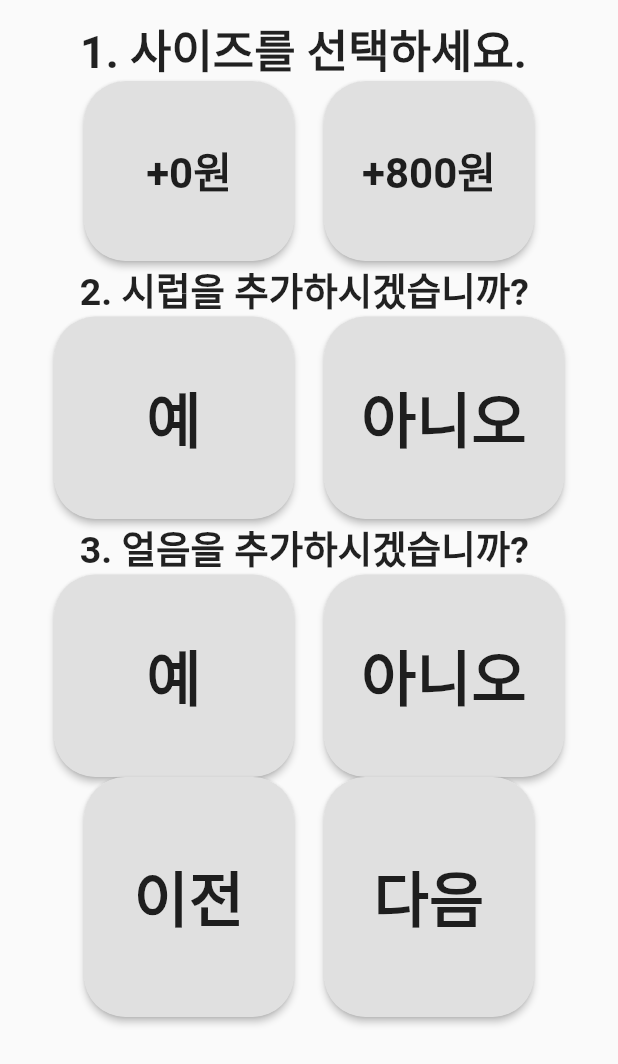
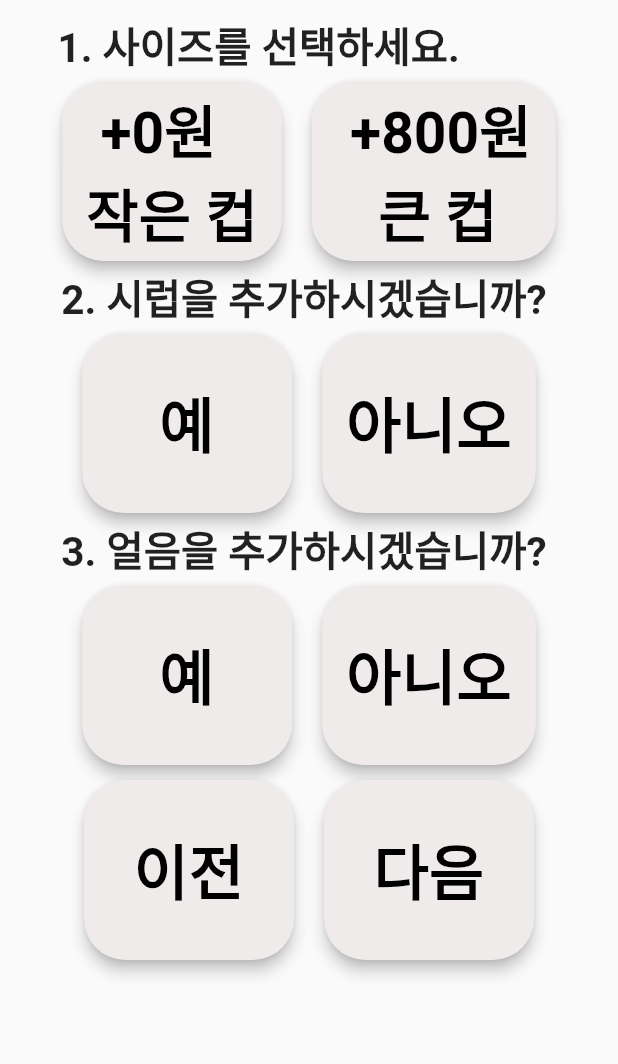
Before and after one commit to SeoungHyuckWon/flutterAppForHCI_kiosk, a Flutter app: the MyDetailPage screen opened directly with empty values, on a phone screen of 412 x 824 dp. Shown: the top 1064 px of the screen. Run offline on Flutter 3.47's test engine with Material 2 defaults, Android fonts, the phone set to English and light mode, and no system bars; our stand-ins replace sqflite, toggle_switch; accounts and stored records are empty.

Commit message:
Update detail.dart

```diff
--- a/lib/screens/detail.dart
+++ b/lib/screens/detail.dart
@@ -8,8 +8,9 @@ import 'final.dart';
 import 'home.dart';
 
 class MyDetailPage extends StatefulWidget {
+
   MyDetailPage({Key? key, required this.id}) : super(key: key);
-  final String id;
+  final String id ;
   @override
   State<MyDetailPage> createState() => _MyDetailPageState();
 }
@@ -17,49 +18,54 @@ class MyDetailPage extends StatefulWidget {
 class _MyDetailPageState extends State<MyDetailPage> {
   @override
  // late BuildContext _context;
+  String myname='';
+  int myprice =0;
+  //var backcolor1 = Color.fromARGB(255, 158, 158, 158);
+  var backcolor1 = Color.fromARGB(255, 239, 235, 235);
+  var backcolor2 = Color.fromARGB(255, 239, 235, 235);
+  var backcolor3 = Color.fromARGB(255, 239, 235, 235);
+  var backcolor4 = Color.fromARGB(255, 239, 235, 235);
+  var backcolor5 = Color.fromARGB(255, 239, 235, 235);
+  var backcolor6 = Color.fromARGB(255, 239, 235, 235);
+  var backcolor7 = Color.fromARGB(255, 239, 235, 235);
+  var backcolor8 = Color.fromARGB(255, 239, 235, 235);
   Widget build(BuildContext context) {
    // _context = context;
-
-    String myname = '';
-    int myprice = 0;
-    var backcolor = Color.fromARGB(255, 139, 253, 131);
     return Scaffold(
       body: Container(
         margin: EdgeInsets.only(top: 10, left: 10, right: 10),
         alignment: Alignment.center,
         child: Column(
           children: [
-            Text('1. 사이즈를 선택하세요. ',
-                style: TextStyle(fontSize: 30, fontWeight: FontWeight.bold)),
+            Text('1. 사이즈를 선택하세요.          ',
+               style: TextStyle(fontSize: 27, fontWeight: FontWeight.bold)),
+            Padding(padding: EdgeInsets.all(2)),
+            Row(mainAxisAlignment: MainAxisAlignment.center, children: [
+              ElevatedButton(
 
-            Row(mainAxisAlignment: MainAxisAlignment.center, children: [
-              SizedBox(
-                width: 140,
-                height: 120,
-                child: RaisedButton(
+                  style: ElevatedButton.styleFrom(
+                    primary: backcolor1,
+                    shape: RoundedRectangleBorder( borderRadius: BorderRadius.circular(27.5)),
+                    // shape:RoundedRectangleBorder(
+                    //   borderRadius: BorderRadius.circular(18.0),
+                    //   side: BorderSide(color: Colors.lightGreen)),
+                    elevation: 4,
+                    minimumSize: Size(140,120),
+
+                     ),
+
+
                     onPressed: () {
                       setState(() {
-                        backcolor = (backcolor == Colors.grey)
-                            ? Color.fromARGB(255, 139, 253, 131)
-                            : Colors.grey;
+                        if(backcolor1== Color.fromARGB(255, 239, 235, 235))
+                          { backcolor1=Color.fromARGB(255, 139, 253, 131);
+
+                          }
+                        else if(backcolor1==Color.fromARGB(255, 139, 253, 131)){
+                          backcolor1=Color.fromARGB(255, 239, 235, 235);
+                        }
+
                       });
-                    },
-                    child: Text(
-                      "+0원",
-                      style:
-                          TextStyle(fontSize: 28, fontWeight: FontWeight.bold),
-                    ),
-                    shape: RoundedRectangleBorder(
-                        borderRadius: BorderRadius.circular(27.5))),
-              ),
-              Padding(padding: EdgeInsets.all(10)),
-              SizedBox(
-                width: 140,
-                height: 120,
-                child: RaisedButton(
-                    onPressed: () {
-                      color:
-                      Color.fromARGB(255, 139, 253, 131);
                       FutureBuilder<List<Menu>>(
                         future: findOrder(widget.id),
                         builder: (BuildContext context,
@@ -69,32 +75,99 @@ class _MyDetailPageState extends State<MyDetailPage> {
                           } else {
                             print(snapshot.data);
                             Menu menu = snapshot.data![0];
-                            myprice = menu.price + 800;
+                            myprice = menu.price;
+                            myname = menu.name;
                             return Text('');
                           }
                         },
                       );
+
                     },
-                    //color: Colors.grey[900],
+                    child:
+                      Text(
+                      " +0원\n작은 컵",
+                      style:
+                      TextStyle(fontSize: 38, fontWeight: FontWeight.bold),
+                    ),
+
+                ),
+              Padding(padding: EdgeInsets.all(10)),
+              ElevatedButton(
+
+                style: ElevatedButton.styleFrom(
+                  primary: backcolor2,
+                  shape: RoundedRectangleBorder( borderRadius: BorderRadius.circular(27.5)),
+                  elevation: 4,
+                  minimumSize: Size(135,120),
+                ),
+
+                onPressed: () {
+                  print("id1");
+                  print(widget.id);
+                  setState(() {
+                    if(backcolor2==Color.fromARGB(255, 239, 235, 235))
+                    { backcolor2=Color.fromARGB(255, 139, 253, 131);
+
+                    }
+                    else if(backcolor2==Color.fromARGB(255, 139, 253, 131)){
+                      backcolor2=Color.fromARGB(255, 239, 235, 235);
+                    }
+                    //findOrder(widget.id);
+                    FutureBuilder<List<Menu>>(
+                      future: findOrder(widget.id),
+                      builder: (BuildContext context,
+                          AsyncSnapshot<List<Menu>> snapshot) {
+                        if (snapshot.data == null || snapshot.data == []) {
+                          print("데이터 ㅌ");
+                          return Container(child: Text("데이터를 불러올 수 없습니다."));
+                        }
+                        else {
+                          print(snapshot.data);
+                          Menu menu = snapshot.data![0];
+                          print(",enu price");
+                          print(menu.price);
+                          myprice = menu.price + 800;
+                          myname = menu.name;
+                          return Text("");
+                        }
+                        },
+                    );
+
+                  });
+                 print("가격");
+                  print(myprice);
+                },
                 child: Text(
-                      "+800원",
+                  " +800원\n   큰 컵",
                   style:
-                          TextStyle(fontSize: 28, fontWeight: FontWeight.bold),
+                  TextStyle(fontSize: 38, fontWeight: FontWeight.bold),
                 ),
-                    shape: RoundedRectangleBorder(
-                        borderRadius: BorderRadius.circular(27.5))),
               ),
             ]),
+
+            Padding(padding: EdgeInsets.all(2)),
             Text('2. 시럽을 추가하시겠습니까? ',
-                style: TextStyle(fontSize: 25, fontWeight: FontWeight.bold)),
+                style: TextStyle(fontSize: 27, fontWeight: FontWeight.bold)),
+            Padding(padding: EdgeInsets.all(2)),
             Row(mainAxisAlignment: MainAxisAlignment.center, children: [
-              SizedBox(
-                width: 160,
-                height: 135,
-                child: RaisedButton(
+              ElevatedButton(
+
+                style: ElevatedButton.styleFrom(
+                  primary: backcolor3,
+                  shape: RoundedRectangleBorder( borderRadius: BorderRadius.circular(27.5)),
+                  elevation: 4,
+                  minimumSize: Size(140,120),
+                ),
+
                 onPressed: () {
-                      color:
-                      Color.fromARGB(255, 139, 253, 131);
+                  setState(() {
+                    if(backcolor3==Color.fromARGB(255, 239, 235, 235))
+                    { backcolor3=Color.fromARGB(255, 139, 253, 131);
+
+                    }
+                    else if(backcolor3==Color.fromARGB(255, 139, 253, 131)){
+                      backcolor3=Color.fromARGB(255, 239, 235, 235);
+                    }
                     FutureBuilder<List<Menu>>(
                       future: findOrder(widget.id),
                       builder: (BuildContext context,
@@ -104,48 +177,74 @@ class _MyDetailPageState extends State<MyDetailPage> {
                         } else {
                           print(snapshot.data);
                           Menu menu = snapshot.data![0];
-                            myname = menu.name + "/아이스";
+                          myname += "/시럽";
                           return Text('');
                         }
                       },
                     );
+
+                  });
+
                 },
                 child: Text(
                   "예",
                   style:
                   TextStyle(fontSize: 40, fontWeight: FontWeight.bold),
                 ),
-                    shape: RoundedRectangleBorder(
-                        borderRadius: BorderRadius.circular(27.5))),
               ),
               Padding(padding: EdgeInsets.all(10)),
-              SizedBox(
-                width: 160,
-                height: 135,
-                child: RaisedButton(
+              ElevatedButton(
+
+                style: ElevatedButton.styleFrom(
+                  primary: backcolor4,
+                  shape: RoundedRectangleBorder( borderRadius: BorderRadius.circular(27.5)),
+                  elevation: 4,
+                  minimumSize: Size(140,120),
+                ),
+
                 onPressed: () {
-                      color:
-                      Color.fromARGB(255, 139, 253, 131);
+                  setState(() {
+                    if(backcolor4==Color.fromARGB(255, 239, 235, 235))
+                    { backcolor4=Color.fromARGB(255, 139, 253, 131);
+
+                    }
+                    else if(backcolor4==Color.fromARGB(255, 139, 253, 131)){
+                      backcolor4=Color.fromARGB(255, 239, 235, 235);
+                    }
+
+
+                  });
                 },
                 child: Text(
                   "아니오",
                   style:
                   TextStyle(fontSize: 40, fontWeight: FontWeight.bold),
                 ),
-                    shape: RoundedRectangleBorder(
-                        borderRadius: BorderRadius.circular(27.5))),
               ),
             ]),
+            Padding(padding: EdgeInsets.all(2)),
             Text('3. 얼음을 추가하시겠습니까? ',
-                style: TextStyle(fontSize: 25, fontWeight: FontWeight.bold)),
+                style: TextStyle(fontSize: 27, fontWeight: FontWeight.bold)),
+            Padding(padding: EdgeInsets.all(2)),
             Row(mainAxisAlignment: MainAxisAlignment.center, children: [
-              SizedBox(
-                width: 160,
-                height: 135,
-                child: RaisedButton(
+              ElevatedButton(
+
+                style: ElevatedButton.styleFrom(
+                  primary: backcolor5,
+                  shape: RoundedRectangleBorder( borderRadius: BorderRadius.circular(27.5)),
+                  elevation: 4,
+                  minimumSize: Size(140,120),
+                ),
+
                 onPressed: () {
-                      color:
-                      Color.fromARGB(255, 139, 253, 131);
+                  setState(() {
+                    if(backcolor5==Color.fromARGB(255, 239, 235, 235))
+                    { backcolor5=Color.fromARGB(255, 139, 253, 131);
+
+                    }
+                    else if(backcolor5==Color.fromARGB(255, 139, 253, 131)){
+                      backcolor5=Color.fromARGB(255, 239, 235, 235);
+                    }
                     FutureBuilder<List<Menu>>(
                       future: findOrder(widget.id),
                       builder: (BuildContext context,
@@ -155,73 +254,110 @@ class _MyDetailPageState extends State<MyDetailPage> {
                         } else {
                           print(snapshot.data);
                           Menu menu = snapshot.data![0];
-                            myname = menu.name + "/얼음";
+                          myname += "/아이스";
                           return Text('');
                         }
                       },
                     );
+
+                  });
+
                 },
                 child: Text(
                   "예",
                   style:
                   TextStyle(fontSize: 40, fontWeight: FontWeight.bold),
                 ),
-                    shape: RoundedRectangleBorder(
-                        borderRadius: BorderRadius.circular(27.5))),
               ),
               Padding(padding: EdgeInsets.all(10)),
-              SizedBox(
-                width: 160,
-                height: 135,
-                child: RaisedButton(
+              ElevatedButton(
+
+                style: ElevatedButton.styleFrom(
+                  primary: backcolor6,
+                  shape: RoundedRectangleBorder( borderRadius: BorderRadius.circular(27.5)),
+                  elevation: 4,
+                  minimumSize: Size(140,120),
+                ),
+
                 onPressed: () {
-                      Color.fromARGB(255, 139, 253, 131);
+                  setState(() {
+                    if(backcolor6==Color.fromARGB(255, 239, 235, 235))
+                    { backcolor6=Color.fromARGB(255, 139, 253, 131);
+
+                    }
+                    else if(backcolor6==Color.fromARGB(255, 139, 253, 131)){
+                      backcolor6=Color.fromARGB(255, 239, 235, 235);
+                    }
+
+
+                  });
                 },
                 child: Text(
                   "아니오",
                   style:
                   TextStyle(fontSize: 40, fontWeight: FontWeight.bold),
                 ),
-                    shape: RoundedRectangleBorder(
-                        borderRadius: BorderRadius.circular(27.5))),
               ),
             ]),
-            //Text('',
-            //style: TextStyle(fontSize: 30, fontWeight: FontWeight.bold)),
-            //Padding(padding: EdgeInsets.all(10)),
+            Padding(padding: EdgeInsets.all(5)),
             Row(mainAxisAlignment: MainAxisAlignment.center, children: [
-              SizedBox(
-                width: 140,
-                height: 160,
-                child: RaisedButton(
+            ElevatedButton(
+              style: ElevatedButton.styleFrom(
+
+                primary: backcolor7,
+                shape: RoundedRectangleBorder( borderRadius: BorderRadius.circular(27.5)),
+                elevation: 4,
+                minimumSize: Size(140,120),
+            ),
                     onPressed: () {
+                      setState(() {
+                        if(backcolor7==Color.fromARGB(255, 239, 235, 235))
+                        { backcolor7=Color.fromARGB(255, 139, 253, 131);
+
+                        }
+                        else if(backcolor7==Color.fromARGB(255, 139, 253, 131)){
+                          backcolor7=Color.fromARGB(255, 239, 235, 235);
+                        }
+
+                      });
                       Navigator.pop(
                           context,
                           );
-                      Color.fromARGB(255, 139, 253, 131);
                       },
                     child: Text(
                       "이전",
                       style:
                           TextStyle(fontSize: 40, fontWeight: FontWeight.bold),
                     ),
-                    shape: RoundedRectangleBorder(
-                        borderRadius: BorderRadius.circular(27.5))),
               ),
               Padding(padding: EdgeInsets.all(10)),
-              SizedBox(
-                width: 140,
-                height: 160,
-                child: RaisedButton(
+
+               ElevatedButton(
+                   style: ElevatedButton.styleFrom(
+                     primary: backcolor8,
+                     shape: RoundedRectangleBorder( borderRadius: BorderRadius.circular(27.5)),
+                     elevation: 4,
+                     minimumSize: Size(140,120),
+                     ),
                     onPressed: () {
-                      Color.fromARGB(255, 139, 253, 131);
+                      setState(() {
+                        if(backcolor8==Color.fromARGB(255, 239, 235, 235))
+                        { backcolor8=Color.fromARGB(255, 139, 253, 131);
+
+                        }
+                        else if(backcolor8==Color.fromARGB(255, 139, 253, 131)){
+                          backcolor8=Color.fromARGB(255, 239, 235, 235);
+                        }
+                        print(myname);
+                        print(myprice);
                         saveOrder(myname, myprice);
-                      print(myname);
+
+                      });
                       Navigator.push(
                           context,
                           CupertinoPageRoute(
                               builder: (context) => MyFinalPage(
-                                    id: widget.id,
+                                 id:widget.id,
                               )));
                     },
                     //color: Color.fromARGB(255, 139, 253, 131),
@@ -230,8 +366,7 @@ class _MyDetailPageState extends State<MyDetailPage> {
                       style:
                           TextStyle(fontSize: 40, fontWeight: FontWeight.bold),
                     ),
-                    shape: RoundedRectangleBorder(
-                        borderRadius: BorderRadius.circular(27.5))),
+
               ),
             ]),
           ],
@@ -239,27 +374,11 @@ class _MyDetailPageState extends State<MyDetailPage> {
       ),
     );
   }
-
   Future<List<Menu>> findOrder(String id) async {
     DBHelperMenu sd = DBHelperMenu();
     return await sd.findMenu(id);
   }
 
-/* findOrderBuilder(String id)
-  { return FutureBuilder<List<Menu>>(
-    future: findOrder(id),
-    builder: (BuildContext context, AsyncSnapshot<List<Menu>> snapshot) {
-      if (snapshot.data == null || snapshot.data == []) {
-        return Container(child: Text("데이터를 불러올 수 없습니다."));
-      } else {
-        print(snapshot.data);
-        Menu menu = snapshot.data![0];
-        menu.price+800;
-        return Text('');
-      }
-    },
-  );
-  }*/
   Future<void> saveOrder(String name, int price) async {
     DBHelperMenu sd = DBHelperMenu();
 
@@ -267,4 +386,6 @@ class _MyDetailPageState extends State<MyDetailPage> {
 
     await sd.insertMyOrder(fido);
   }
+
+
 }
```
Lines whose indentation alone changed are shown as unchanged.
